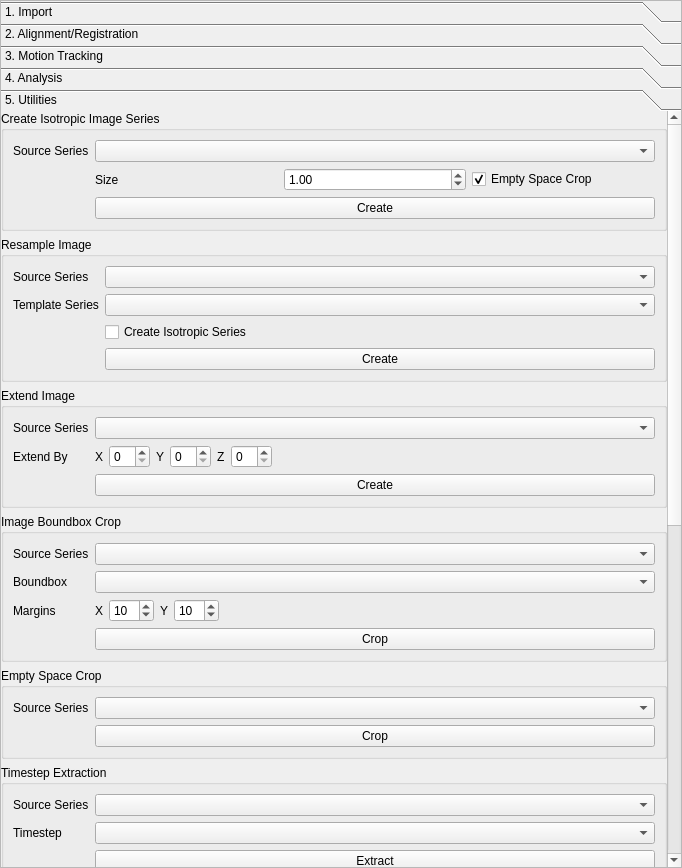
This is src/ui/CardiacMotionProp.ui in ericspod/Eidolon as Qt 5 draws it before an edit. The edited form follows.
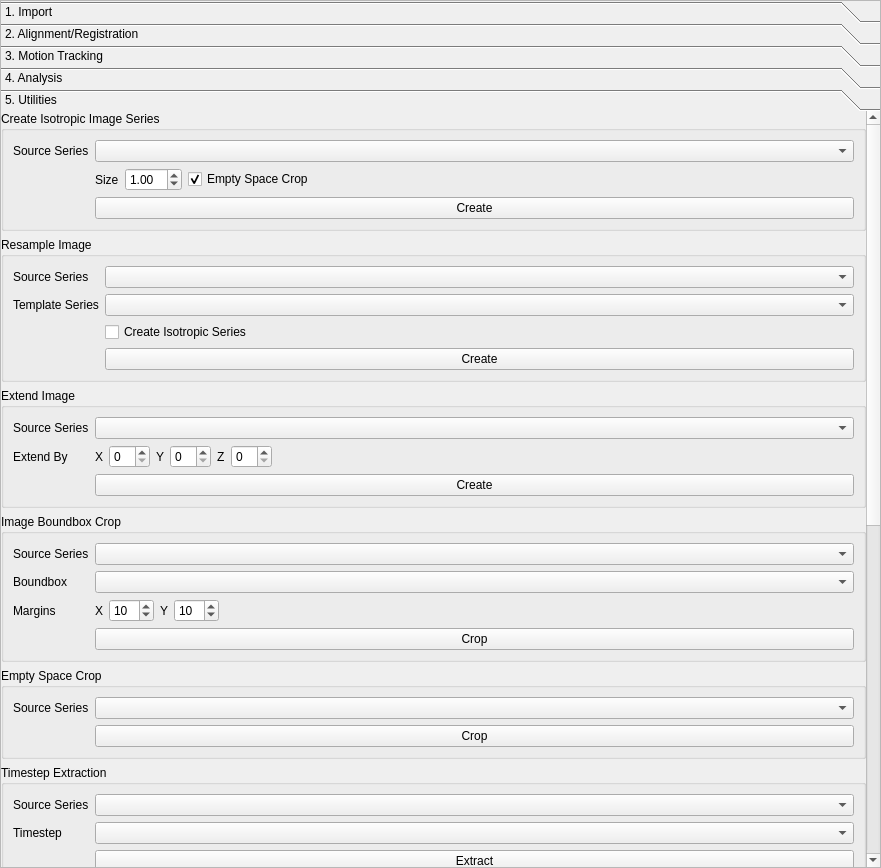
This is the edited form. The open tabs and pages were chosen to show the change.

```diff
--- a/src/ui/CardiacMotionProp.ui
+++ b/src/ui/CardiacMotionProp.ui
@@ -6,7 +6,7 @@
    <rect>
     <x>0</x>
     <y>0</y>
-    <width>682</width>
+    <width>881</width>
     <height>868</height>
    </rect>
   </property>
@@ -1634,7 +1634,7 @@
        <rect>
         <x>0</x>
         <y>0</y>
-        <width>667</width>
+        <width>866</width>
         <height>1532</height>
        </rect>
       </property>
@@ -1728,6 +1728,19 @@
               </property>
              </widget>
             </item>
+            <item>
+             <spacer name="horizontalSpacer_8">
+              <property name="orientation">
+               <enum>Qt::Horizontal</enum>
+              </property>
+              <property name="sizeHint" stdset="0">
+               <size>
+                <width>40</width>
+                <height>20</height>
+               </size>
+              </property>
+             </spacer>
+            </item>
            </layout>
           </item>
          </layout>
```
Left out of the diff: 2 changed lines with no effect on the pictures.
